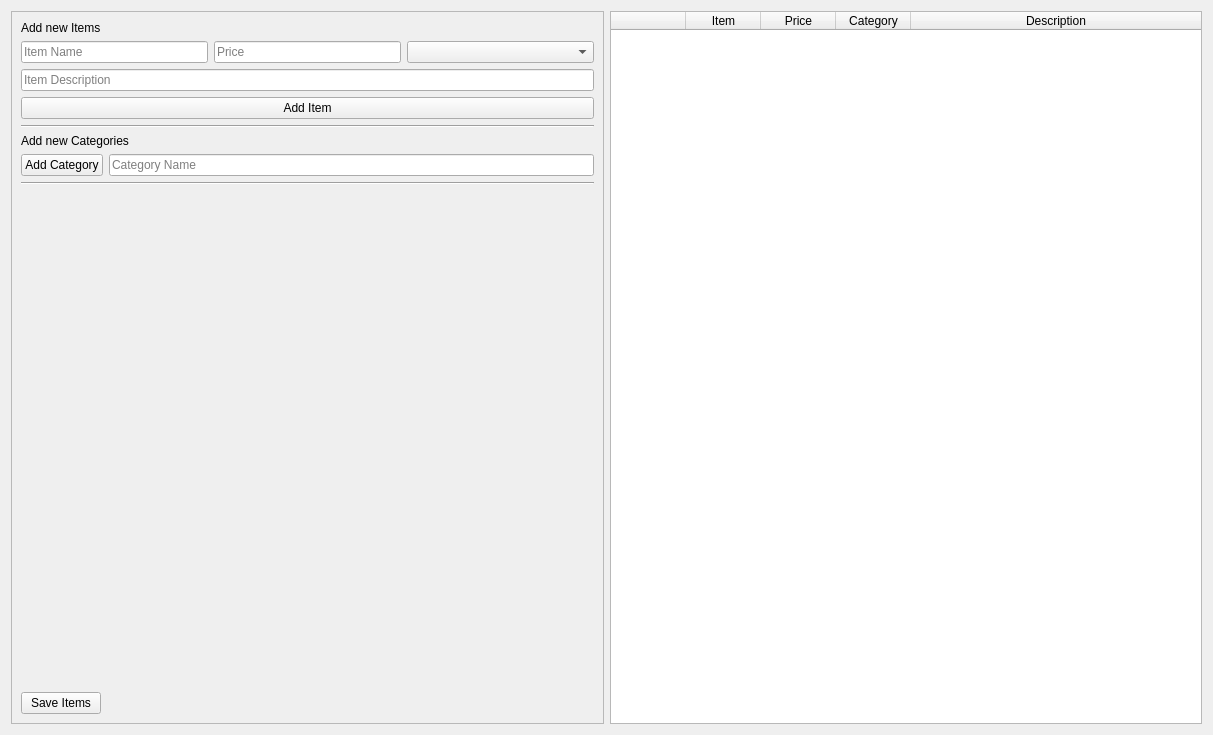
The window that gm-companion/tools/items/itemeditor.ui (PhilInTheGaps/GM-Companion) describes before a commit, drawn with Qt 5.
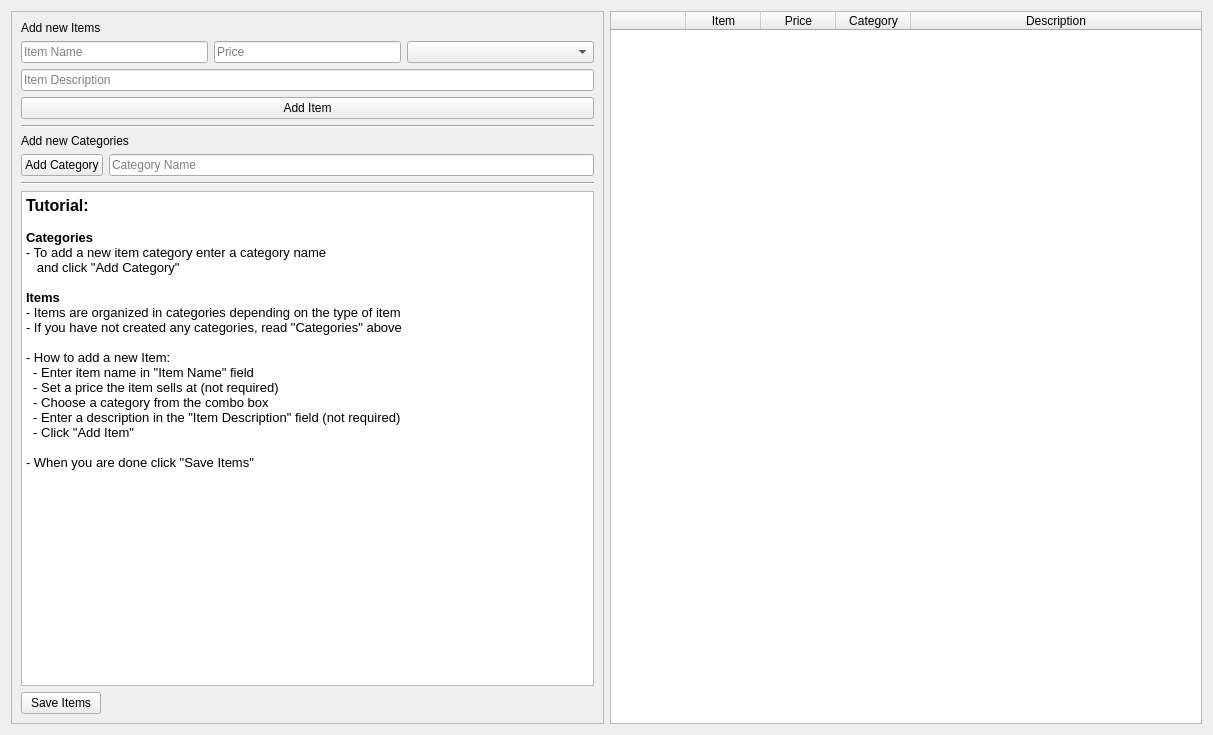
The same window after the commit. Icons and pictures are not drawn.

Commit message: Improved shop tool and editor, categories and shops can now be deleted, also UI improvements

The edit to the form file:
```diff
--- a/gm-companion/tools/items/itemeditor.ui
+++ b/gm-companion/tools/items/itemeditor.ui
@@ -146,17 +146,38 @@
        </widget>
       </item>
       <item>
-       <spacer name="verticalSpacer">
-        <property name="orientation">
-         <enum>Qt::Vertical</enum>
+       <widget class="QTextBrowser" name="textBrowser">
+        <property name="sizePolicy">
+         <sizepolicy hsizetype="Minimum" vsizetype="Expanding">
+          <horstretch>0</horstretch>
+          <verstretch>0</verstretch>
+         </sizepolicy>
         </property>
-        <property name="sizeHint" stdset="0">
-         <size>
-          <width>20</width>
-          <height>40</height>
-         </size>
+        <property name="html">
+         <string>&lt;!DOCTYPE HTML PUBLIC &quot;-//W3C//DTD HTML 4.0//EN&quot; &quot;http://www.w3.org/TR/REC-html40/strict.dtd&quot;&gt;
+&lt;html&gt;&lt;head&gt;&lt;meta name=&quot;qrichtext&quot; content=&quot;1&quot; /&gt;&lt;style type=&quot;text/css&quot;&gt;
+p, li { white-space: pre-wrap; }
+&lt;/style&gt;&lt;/head&gt;&lt;body style=&quot; font-family:'Cantarell'; font-size:10pt; font-weight:400; font-style:normal;&quot;&gt;
+&lt;p style=&quot; margin-top:0px; margin-bottom:0px; margin-left:0px; margin-right:0px; -qt-block-indent:0; text-indent:0px;&quot;&gt;&lt;span style=&quot; font-size:12pt; font-weight:600;&quot;&gt;Tutorial:&lt;/span&gt;&lt;/p&gt;
+&lt;p style=&quot;-qt-paragraph-type:empty; margin-top:0px; margin-bottom:0px; margin-left:0px; margin-right:0px; -qt-block-indent:0; text-indent:0px; font-weight:600;&quot;&gt;&lt;br /&gt;&lt;/p&gt;
+&lt;p style=&quot; margin-top:0px; margin-bottom:0px; margin-left:0px; margin-right:0px; -qt-block-indent:0; text-indent:0px;&quot;&gt;&lt;span style=&quot; font-weight:600;&quot;&gt;Categories&lt;/span&gt;&lt;/p&gt;
+&lt;p style=&quot; margin-top:0px; margin-bottom:0px; margin-left:0px; margin-right:0px; -qt-block-indent:0; text-indent:0px;&quot;&gt;- To add a new item category enter a category name&lt;/p&gt;
+&lt;p style=&quot; margin-top:0px; margin-bottom:0px; margin-left:0px; margin-right:0px; -qt-block-indent:0; text-indent:0px;&quot;&gt;   and click &amp;quot;Add Category&amp;quot;&lt;/p&gt;
+&lt;p style=&quot;-qt-paragraph-type:empty; margin-top:0px; margin-bottom:0px; margin-left:0px; margin-right:0px; -qt-block-indent:0; text-indent:0px;&quot;&gt;&lt;br /&gt;&lt;/p&gt;
+&lt;p style=&quot; margin-top:0px; margin-bottom:0px; margin-left:0px; margin-right:0px; -qt-block-indent:0; text-indent:0px;&quot;&gt;&lt;span style=&quot; font-weight:600;&quot;&gt;Items&lt;/span&gt;&lt;/p&gt;
+&lt;p style=&quot; margin-top:0px; margin-bottom:0px; margin-left:0px; margin-right:0px; -qt-block-indent:0; text-indent:0px;&quot;&gt;- Items are organized in categories depending on the type of item&lt;/p&gt;
+&lt;p style=&quot; margin-top:0px; margin-bottom:0px; margin-left:0px; margin-right:0px; -qt-block-indent:0; text-indent:0px;&quot;&gt;- If you have not created any categories, read &amp;quot;Categories&amp;quot; above&lt;/p&gt;
+&lt;p style=&quot;-qt-paragraph-type:empty; margin-top:0px; margin-bottom:0px; margin-left:0px; margin-right:0px; -qt-block-indent:0; text-indent:0px;&quot;&gt;&lt;br /&gt;&lt;/p&gt;
+&lt;p style=&quot; margin-top:0px; margin-bottom:0px; margin-left:0px; margin-right:0px; -qt-block-indent:0; text-indent:0px;&quot;&gt;- How to add a new Item:&lt;/p&gt;
+&lt;p style=&quot; margin-top:0px; margin-bottom:0px; margin-left:0px; margin-right:0px; -qt-block-indent:0; text-indent:0px;&quot;&gt;  - Enter item name in &amp;quot;Item Name&amp;quot; field&lt;/p&gt;
+&lt;p style=&quot; margin-top:0px; margin-bottom:0px; margin-left:0px; margin-right:0px; -qt-block-indent:0; text-indent:0px;&quot;&gt;  - Set a price the item sells at (not required)&lt;/p&gt;
+&lt;p style=&quot; margin-top:0px; margin-bottom:0px; margin-left:0px; margin-right:0px; -qt-block-indent:0; text-indent:0px;&quot;&gt;  - Choose a category from the combo box&lt;/p&gt;
+&lt;p style=&quot; margin-top:0px; margin-bottom:0px; margin-left:0px; margin-right:0px; -qt-block-indent:0; text-indent:0px;&quot;&gt;  - Enter a description in the &amp;quot;Item Description&amp;quot; field (not required)&lt;/p&gt;
+&lt;p style=&quot; margin-top:0px; margin-bottom:0px; margin-left:0px; margin-right:0px; -qt-block-indent:0; text-indent:0px;&quot;&gt;  - Click &amp;quot;Add Item&amp;quot;&lt;/p&gt;
+&lt;p style=&quot;-qt-paragraph-type:empty; margin-top:0px; margin-bottom:0px; margin-left:0px; margin-right:0px; -qt-block-indent:0; text-indent:0px;&quot;&gt;&lt;br /&gt;&lt;/p&gt;
+&lt;p style=&quot; margin-top:0px; margin-bottom:0px; margin-left:0px; margin-right:0px; -qt-block-indent:0; text-indent:0px;&quot;&gt;- When you are done click &amp;quot;Save Items&amp;quot;&lt;/p&gt;&lt;/body&gt;&lt;/html&gt;</string>
         </property>
-       </spacer>
+       </widget>
       </item>
       <item>
        <widget class="QPushButton" name="pushButton_save">
```
The commit also changes 6 other files.
